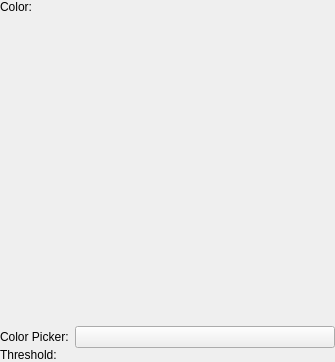
Qt form plugins/filters/colors/wdgcolortoalphabase.ui (KDE/krita) before a commit.
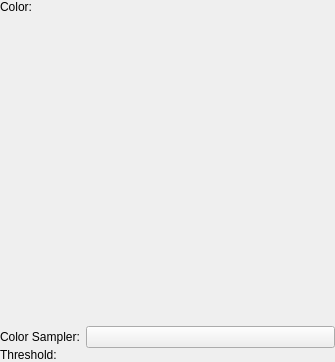
The same form after that commit. Custom widgets are drawn as their Qt base class.

Commit message: Consistently use "Color Sampler (Tool)" terminology in interface and code

Diff of the .ui file:
```diff
--- a/plugins/filters/colors/wdgcolortoalphabase.ui
+++ b/plugins/filters/colors/wdgcolortoalphabase.ui
@@ -161,7 +161,7 @@
         </sizepolicy>
        </property>
        <property name="text">
-        <string>Color Picker:</string>
+        <string>Color Sampler:</string>
        </property>
       </widget>
      </item>
```
Left out of the diff: 2 changed lines with no effect on the pictures. The commit also changes 85 other files.
